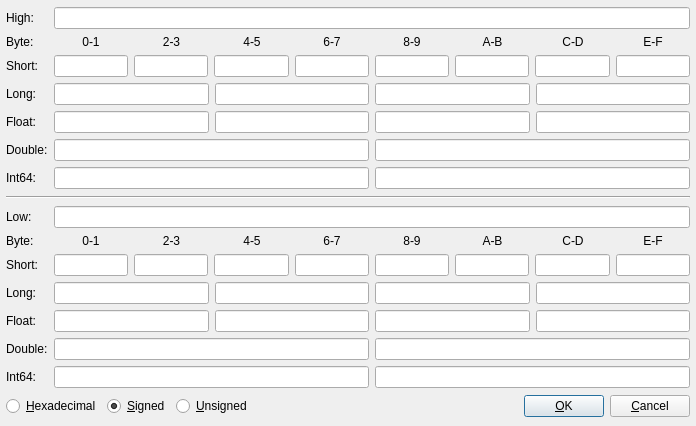
The window that src/gui/Src/Gui/EditFloatRegister.ui (x64dbg/x64dbg) describes before a commit, drawn with Qt 5.
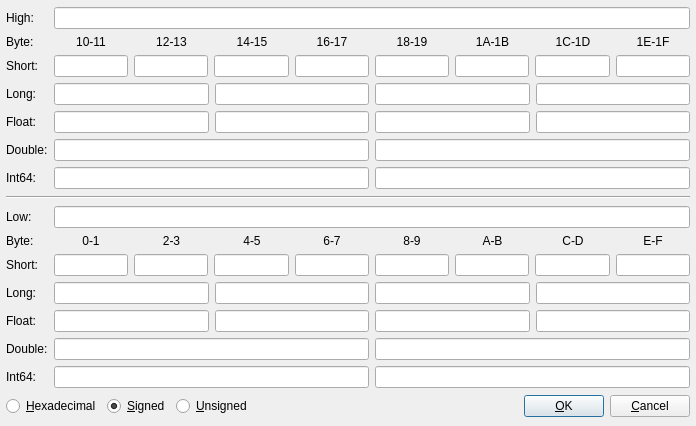
The same window after the commit. Icons and pictures are not drawn.

Commit message: Highlight segment register from reg view

The edit to the form file:
```diff
--- a/src/gui/Src/Gui/EditFloatRegister.ui
+++ b/src/gui/Src/Gui/EditFloatRegister.ui
@@ -227,7 +227,7 @@
           </sizepolicy>
          </property>
          <property name="text">
-          <string>0-1</string>
+          <string>10-11</string>
          </property>
          <property name="alignment">
           <set>Qt::AlignCenter</set>
@@ -243,7 +243,7 @@
           </sizepolicy>
          </property>
          <property name="text">
-          <string>2-3</string>
+          <string>12-13</string>
          </property>
          <property name="alignment">
           <set>Qt::AlignCenter</set>
@@ -259,7 +259,7 @@
           </sizepolicy>
          </property>
          <property name="text">
-          <string>4-5</string>
+          <string>14-15</string>
          </property>
          <property name="alignment">
           <set>Qt::AlignCenter</set>
@@ -275,7 +275,7 @@
           </sizepolicy>
          </property>
          <property name="text">
-          <string>6-7</string>
+          <string>16-17</string>
          </property>
          <property name="alignment">
           <set>Qt::AlignCenter</set>
@@ -291,7 +291,7 @@
           </sizepolicy>
          </property>
          <property name="text">
-          <string>8-9</string>
+          <string>18-19</string>
          </property>
          <property name="alignment">
           <set>Qt::AlignCenter</set>
@@ -307,7 +307,7 @@
           </sizepolicy>
          </property>
          <property name="text">
-          <string>A-B</string>
+          <string>1A-1B</string>
          </property>
          <property name="alignment">
           <set>Qt::AlignCenter</set>
@@ -323,7 +323,7 @@
           </sizepolicy>
          </property>
          <property name="text">
-          <string>C-D</string>
+          <string>1C-1D</string>
          </property>
          <property name="alignment">
           <set>Qt::AlignCenter</set>
@@ -339,7 +339,7 @@
           </sizepolicy>
          </property>
          <property name="text">
-          <string>E-F</string>
+          <string>1E-1F</string>
          </property>
          <property name="alignment">
           <set>Qt::AlignCenter</set>
```
The commit also changes 13 other files.
